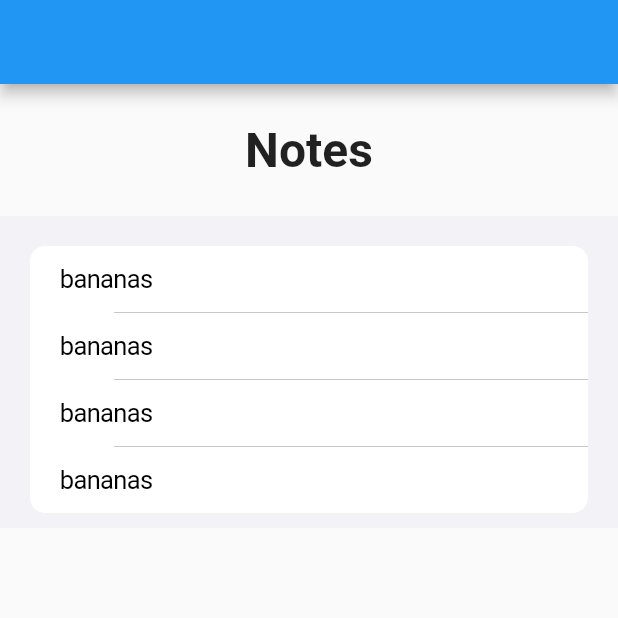
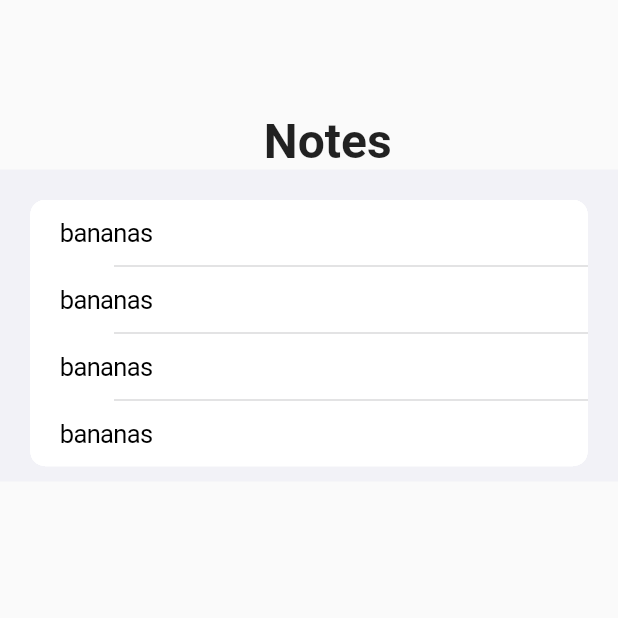
Before and after one commit to anotherlusitano/Notes-App, a Flutter app: the screen it shows after launch, on a phone screen of 412 x 824 dp, the top half of it. Run offline on Flutter 3.47's test engine with Material 2 defaults, Android fonts, the phone set to English and light mode, and no system bars.

Commit message:
Remove appBar

```diff
--- a/lib/pages/home_page.dart
+++ b/lib/pages/home_page.dart
@@ -14,12 +14,11 @@ class _HomePageState extends State<HomePage> {
   Widget build(BuildContext context) {
     return Consumer(
       builder: (context, value, child) => Scaffold(
-        appBar: AppBar(),
         body: Column(
           children: [
             //heading
             const Padding(
-              padding: EdgeInsets.all(25.0),
+              padding: EdgeInsets.only(left: 25.0, top: 75),
               child: Text(
                 'Notes',
                 style: TextStyle(fontSize: 32, fontWeight: FontWeight.bold),
```
